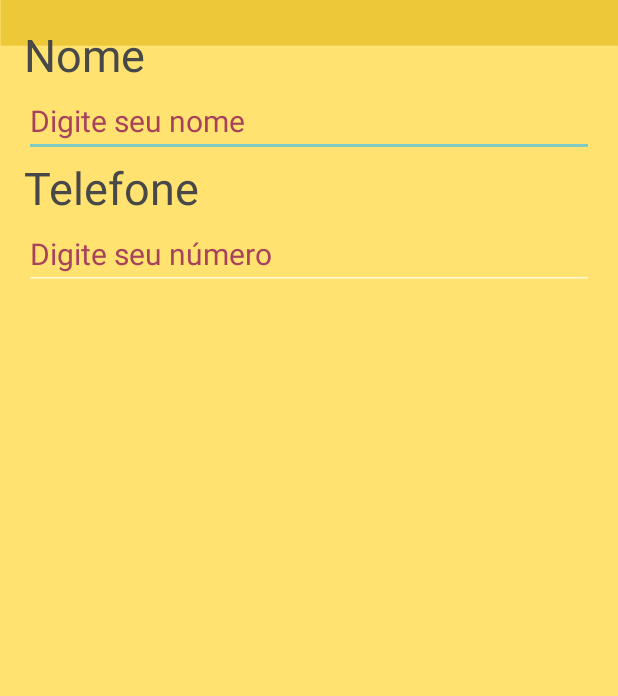
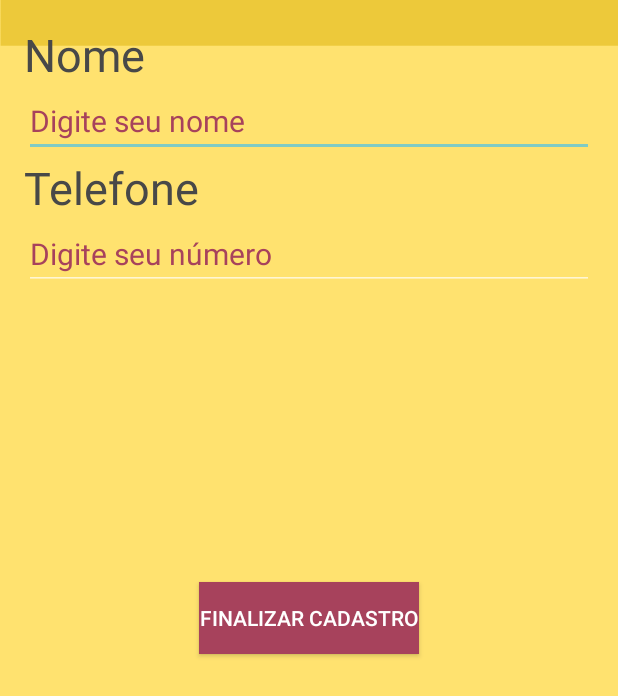
Before and after one commit to Rennosmx/TheWalkingFood, an Android app: the CadastroConsumidorActivity screen opened directly, with no data from a screen before it, on a phone screen of 412 x 824 dp. Shown: the top 696 px of the screen. Run offline under Robolectric (Android 15) with nearby library versions, the phone set to English and light mode, and no system bars.

Commit message:
Atualização Tela Cadastro Consumidor

```diff
--- a/app/src/main/res/layout/activity_cadastro_ambulante.xml
+++ b/app/src/main/res/layout/activity_cadastro_ambulante.xml
@@ -62,7 +62,7 @@
         android:text="Finalizar Cadastro"
         android:layout_width="wrap_content"
         android:layout_height="wrap_content"
-        android:id="@+id/btnFinalizarCadastro"
+        android:id="@+id/finalizarCadastroAmbulante"
         android:onClick="finalizarCadastro"
         android:background="#a7425c"
         android:elevation="0dp"
--- a/app/src/main/res/layout/activity_cadastro_consumidor.xml
+++ b/app/src/main/res/layout/activity_cadastro_consumidor.xml
@@ -58,4 +58,15 @@
         android:layout_below="@+id/etNomeConsumidor"
         android:layout_alignParentLeft="true"
         android:layout_alignParentStart="true" />
+
+    <Button
+        android:text="Finalizar Cadastro"
+        android:layout_width="wrap_content"
+        android:layout_height="wrap_content"
+        android:id="@+id/finalizarCadastroConsumidor"
+        android:onClick="finalizarCadastro"
+        android:background="#a7425c"
+        android:elevation="0dp"
+        android:layout_centerVertical="true"
+        android:layout_centerHorizontal="true" />
 </RelativeLayout>
```
